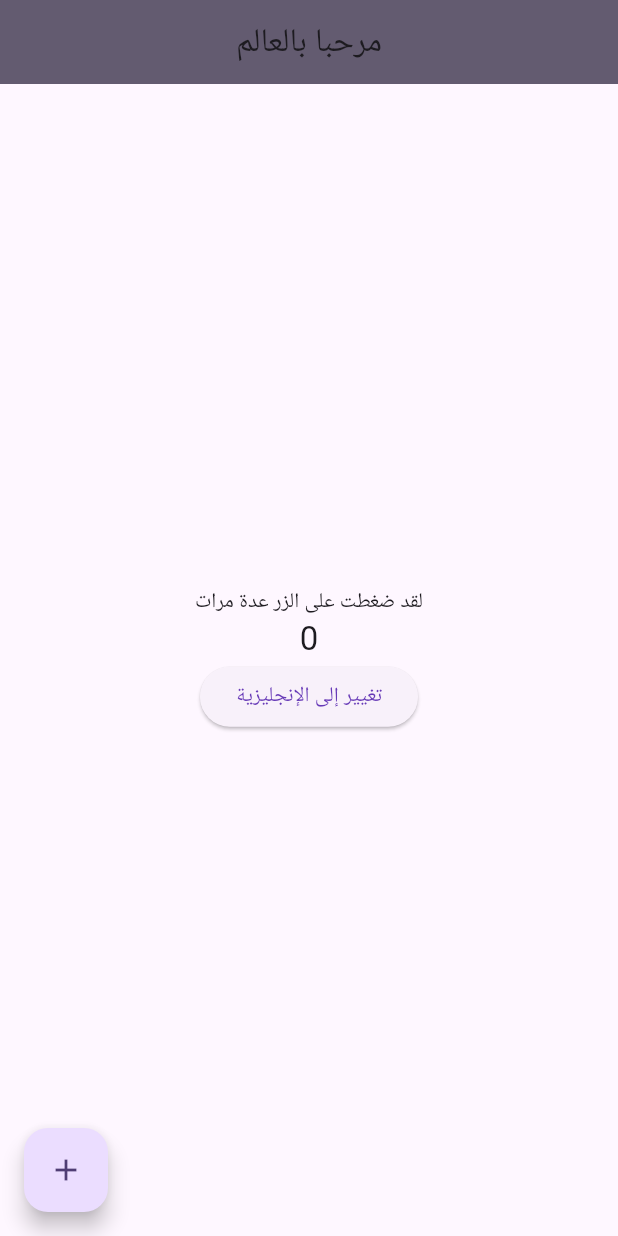
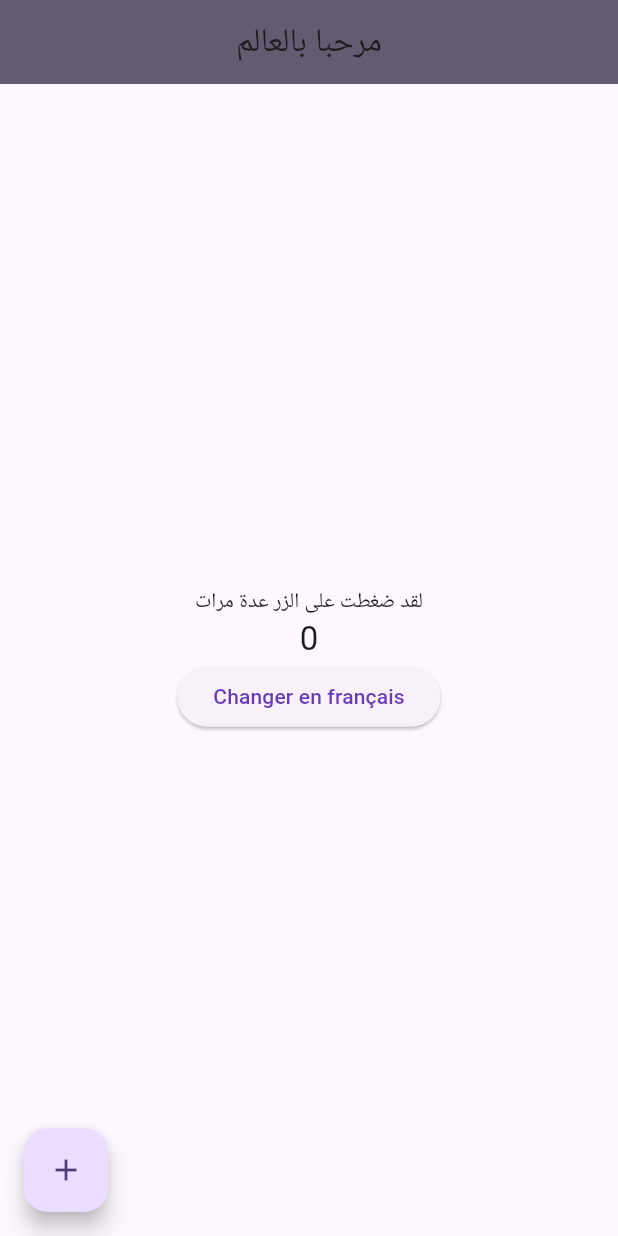
Before and after one commit to samer7073/multi_language_app_flutter, a Flutter app: the screen it shows after launch, after a tap on "Change to Arabic", on a phone screen of 412 x 824 dp. Run offline on Flutter 3.47's test engine with Material 2 defaults, Android fonts, the phone set to English and light mode, and no system bars; missing offline and left inert: language_code; generated files the repository leaves out were written again.

```diff
--- /dev/null
+++ b/lib/l10n/app_fr.arb
@@ -0,0 +1,4 @@
+{
+  "helloWorld": "Bonjour Monde",
+  "counterMsg":"Vous avez appuyé sur le bouton autant de fois :"
+}
--- a/lib/main.dart
+++ b/lib/main.dart
@@ -1,6 +1,7 @@
 import 'package:flutter/material.dart';
 import 'package:flutter_gen/gen_l10n/app_localizations.dart';
 import 'package:flutter_localizations/flutter_localizations.dart';
+import 'package:language_code/language_code.dart';
 
 void main() {
   runApp(const MyApp());
@@ -46,6 +47,7 @@ class _MyAppState extends State<MyApp> {
       supportedLocales: [
         const Locale('en'), // English
         const Locale('ar'), // Arabic
+        const Locale('fr'), // French
       ],
       home: const MyHomePage(title: 'Flutter Demo Home Page'),
     );
@@ -74,6 +76,8 @@ class _MyHomePageState extends State<MyHomePage> {
     final currentLocale = Localizations.localeOf(context);
     if (currentLocale.languageCode == 'en') {
       MyApp.setLocale(context, const Locale('ar'));
+    } else if (currentLocale.languageCode == 'ar') {
+      MyApp.setLocale(context, const Locale('fr'));
     } else {
       MyApp.setLocale(context, const Locale('en'));
     }
@@ -103,7 +107,9 @@ class _MyHomePageState extends State<MyHomePage> {
               child: Text(
                 Localizations.localeOf(context).languageCode == 'en'
                     ? 'Change to Arabic'
-                    : 'تغيير إلى الإنجليزية',
+                    : Localizations.localeOf(context).languageCode == 'ar'
+                        ? 'Changer en français'
+                        : 'Change to English',
                 style: const TextStyle(color: Colors.deepPurple),
               ),
             ),
--- a/pubspec.yaml
+++ b/pubspec.yaml
@@ -40,6 +40,7 @@ dependencies:
   flutter_localizations:
     sdk: flutter
   intl: any
+  language_code: ^0.4.1
 
 dev_dependencies:
   flutter_test:
```
Also changed, not shown: pubspec.lock.
